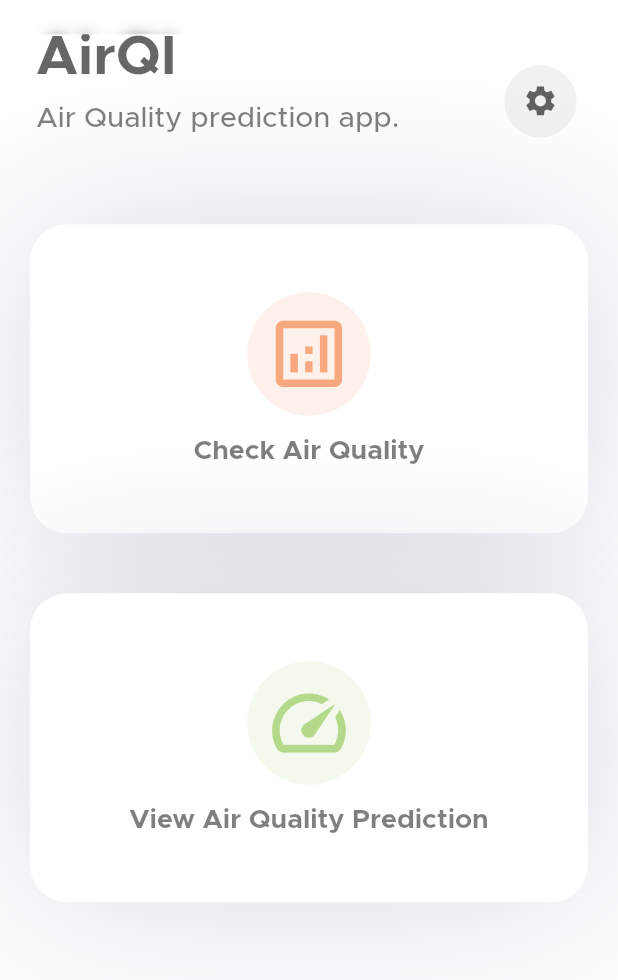
After one commit to Harsha-R-2020/AirQI, a Flutter app: the MyCustomUI screen opened directly, on a phone screen of 412 x 824 dp. The commit adds this screen. Shown: the top 980 px of the screen. Run offline on Flutter 3.47's test engine with Material 2 defaults, Android fonts, the light colour scheme and no system bars; our stand-ins replace geolocator, google_maps_flutter; missing offline and left inert: flutter_displaymode, kdgaugeview.

Commit message:
intial commit

```diff
--- /dev/null
+++ b/lib/screens/homeScreen.dart
@@ -0,0 +1,347 @@
+import 'package:flutter/material.dart';
+import 'package:flutter/services.dart';
+import 'dart:ui';
+
+import 'Mapscreen.dart';
+import 'aqiMeterScreen.dart';
+
+class MyCustomUI extends StatefulWidget {
+  @override
+  _MyCustomUIState createState() => _MyCustomUIState();
+}
+
+class _MyCustomUIState extends State<MyCustomUI>
+    with SingleTickerProviderStateMixin {
+  AnimationController _controller;
+  Animation<double> _animation;
+  Animation<double> _animation2;
+
+  @override
+  void initState() {
+    super.initState();
+
+    _controller = AnimationController(
+      vsync: this,
+      duration: Duration(seconds: 1),
+    );
+
+    _animation = Tween<double>(begin: 0, end: 1)
+        .animate(CurvedAnimation(parent: _controller, curve: Curves.easeOut))
+      ..addListener(() {
+        setState(() {});
+      });
+
+    _animation2 = Tween<double>(begin: -30, end: 0)
+        .animate(CurvedAnimation(parent: _controller, curve: Curves.easeOut));
+
+    _controller.forward();
+    _controller.forward();
+  }
+
+  @override
+  void dispose() {
+    _controller.dispose();
+    _controller.dispose();
+    super.dispose();
+  }
+
+  @override
+  Widget build(BuildContext context) {
+    double _w = MediaQuery.of(context).size.width;
+    SystemChrome.setSystemUIOverlayStyle(
+        SystemUiOverlayStyle(
+          statusBarColor: Colors.white, // <-- SEE HERE
+          statusBarIconBrightness: Brightness.dark, //<-- For Android SEE HERE (dark icons)
+          statusBarBrightness: Brightness.light, //<-- For iOS SEE HERE (dark icons)
+        )
+    );
+
+    return Scaffold(
+      backgroundColor: Colors.white,
+      body: Stack(
+        children: [
+          /// ListView
+          ListView(
+            physics:
+            BouncingScrollPhysics(parent: AlwaysScrollableScrollPhysics()),
+            children: [
+              Padding(
+                padding: EdgeInsets.fromLTRB(_w / 17, _w / 20, 0, _w / 10),
+                child: Column(
+                  crossAxisAlignment: CrossAxisAlignment.start,
+                  children: [
+                    Text(
+                      'AirQI',
+                      style: TextStyle(
+                        fontSize: 37,
+                        color: Colors.black.withOpacity(.6),
+                        fontWeight: FontWeight.w700,
+                      ),
+                    ),
+                    SizedBox(height: _w / 35),
+                    Text(
+                      'Air Quality prediction app.',
+                      style: TextStyle(
+                        fontSize: 19,
+                        color: Colors.black.withOpacity(.5),
+                        fontWeight: FontWeight.w500,
+                      ),
+                      textAlign: TextAlign.start,
+                    ),
+                  ],
+                ),
+              ),
+              homePageCard(
+                Color(0xfff37736),
+                Icons.analytics_outlined,
+                'Check Air Quality',
+                context,
+                MapScreen(),
+              ),
+              homePageCard(
+                Colors.lightGreen,
+                Icons.speed_outlined,
+                'View Air Quality Prediction',
+                context,
+                AQIMeter(title: 'Air Quality Index'),
+              ),
+              // homePageCardsGroup(
+              //     Colors.lightGreen,
+              //     Icons.gamepad_outlined,
+              //     'Example example',
+              //     context,
+              //     RouteWhereYouGo(),
+              //     Color(0xffffa700),
+              //     Icons.article,
+              //     'Example example',
+              //     RouteWhereYouGo()),
+              // homePageCardsGroup(
+              //     Color(0xff63ace5),
+              //     Icons.ad_units_outlined,
+              //     'Example example example',
+              //     context,
+              //     RouteWhereYouGo(),
+              //     Color(0xfff37736),
+              //     Icons.article_sharp,
+              //     'Example example',
+              //     RouteWhereYouGo()),
+              // homePageCardsGroup(
+              //     Color(0xffFF6D6D),
+              //     Icons.android,
+              //     'Example example',
+              //     context,
+              //     RouteWhereYouGo(),
+              //     Colors.lightGreen,
+              //     Icons.text_format,
+              //     'Example',
+              //     RouteWhereYouGo()),
+              // homePageCardsGroup(
+              //     Color(0xffffa700),
+              //     Icons.text_fields,
+              //     'Example',
+              //     context,
+              //     RouteWhereYouGo(),
+              //     Color(0xff63ace5),
+              //     Icons.calendar_today_sharp,
+              //     'Example example',
+              //     RouteWhereYouGo()),
+              SizedBox(height: _w / 20),
+            ],
+          ),
+
+          /// SETTING ICON
+          Padding(
+            padding: EdgeInsets.fromLTRB(0, _w / 9.5, _w / 15, 0),
+            child: Row(
+              mainAxisAlignment: MainAxisAlignment.end,
+              children: [
+                InkWell(
+                  highlightColor: Colors.transparent,
+                  splashColor: Colors.transparent,
+                  onTap: () {
+                    HapticFeedback.lightImpact();
+                    Navigator.push(
+                      context,
+                      MaterialPageRoute(
+                        builder: (context) {
+                          return RouteWhereYouGo();
+                        },
+                      ),
+                    );
+                  },
+                  child: ClipRRect(
+                    borderRadius: BorderRadius.all(Radius.circular(99)),
+                    child: BackdropFilter(
+                      filter: ImageFilter.blur(sigmaY: 5, sigmaX: 5),
+                      child: Container(
+                        height: _w / 8.5,
+                        width: _w / 8.5,
+                        decoration: BoxDecoration(
+                          color: Colors.black.withOpacity(.05),
+                          shape: BoxShape.circle,
+                        ),
+                        child: Center(
+                          child: Icon(
+                            Icons.settings,
+                            size: _w / 17,
+                            color: Colors.black.withOpacity(.6),
+                          ),
+                        ),
+                      ),
+                    ),
+                  ),
+                ),
+              ],
+            ),
+          ),
+
+          // Blur the Status bar
+          blurTheStatusBar(context),
+        ],
+      ),
+    );
+  }
+
+  Widget homePageCardsGroup(
+      Color color,
+      IconData icon,
+      String title,
+      BuildContext context,
+      Widget route,
+      Color color2,
+      IconData icon2,
+      String title2,
+      Widget route2) {
+    double _w = MediaQuery.of(context).size.width;
+    return Padding(
+      padding: EdgeInsets.only(bottom: _w / 17),
+      child: Row(
+        mainAxisAlignment: MainAxisAlignment.spaceEvenly,
+        children: [
+          homePageCard(color, icon, title, context, route),
+          homePageCard(color2, icon2, title2, context, route2),
+        ],
+      ),
+    );
+  }
+
+  Widget homePageCard(Color color, IconData icon, String title,
+      BuildContext context, Widget route) {
+    double _w = MediaQuery.of(context).size.width;
+    return Padding(
+      padding: const EdgeInsets.all(20.0),
+      child: Opacity(
+        opacity: _animation.value,
+        child: Transform.translate(
+          offset: Offset(0, _animation2.value),
+          child: InkWell(
+            highlightColor: Colors.transparent,
+            splashColor: Colors.transparent,
+            onTap: () {
+              HapticFeedback.lightImpact();
+              Navigator.push(
+                context,
+                MaterialPageRoute(
+                  builder: (context) {
+                    return route;
+                  },
+                ),
+              );
+            },
+            child: Container(
+              padding: EdgeInsets.all(15),
+              height: _w / 2,
+              width: _w / 2.4,
+              decoration: BoxDecoration(
+                color: Colors.white,
+                boxShadow: [
+                  BoxShadow(
+                    color: Color(0xff040039).withOpacity(.15),
+                    blurRadius: 99,
+                  ),
+                ],
+                borderRadius: BorderRadius.all(
+                  Radius.circular(25),
+                ),
+              ),
+              child: Column(
+                mainAxisAlignment: MainAxisAlignment.spaceEvenly,
+                children: [
+                  SizedBox(),
+                  Container(
+                    height: _w / 5,
+                    width: _w / 5,
+                    decoration: BoxDecoration(
+                      color: color.withOpacity(.1),
+                      shape: BoxShape.circle,
+                    ),
+                    child: Icon(
+                      icon,
+                      size: _w/7,
+                      color: color.withOpacity(.6),
+                    ),
+                  ),
+                  Text(
+                    title,
+                    maxLines: 4,
+                    softWrap: true,
+                    overflow: TextOverflow.ellipsis,
+                    style: TextStyle(
+                      fontSize: 18,
+                      color: Colors.black.withOpacity(.5),
+                      fontWeight: FontWeight.w700,
+                    ),
+                    textAlign: TextAlign.center,
+                  ),
+                  SizedBox(),
+                ],
+              ),
+            ),
+          ),
+        ),
+      ),
+    );
+  }
+
+  Widget blurTheStatusBar(BuildContext context) {
+    double _w = MediaQuery.of(context).size.width;
+    return ClipRRect(
+      child: BackdropFilter(
+        filter: ImageFilter.blur(sigmaY: 5, sigmaX: 5),
+        child: Container(
+          height: _w / 18,
+          color: Colors.transparent,
+        ),
+      ),
+    );
+  }
+}
+
+class RouteWhereYouGo extends StatelessWidget {
+  @override
+  Widget build(BuildContext context) {
+    return Scaffold(
+      appBar: AppBar(
+        brightness: Brightness.light,
+        backgroundColor: Colors.white,
+        elevation: 50,
+        centerTitle: true,
+        shadowColor: Colors.black.withOpacity(.5),
+        title: Text(
+          'EXAMPLE  PAGE',
+          style: TextStyle(
+              color: Colors.black.withOpacity(.7),
+              fontWeight: FontWeight.w600,
+              letterSpacing: 1),
+        ),
+        leading: IconButton(
+          icon: Icon(
+            Icons.arrow_back,
+            color: Colors.black.withOpacity(.8),
+          ),
+          onPressed: () => Navigator.maybePop(context),
+        ),
+      ),
+    );
+  }
+}
--- a/lib/screens/spashScreen.dart
+++ b/lib/screens/spashScreen.dart
@@ -55,6 +55,8 @@ import '../const/colors.dart';
 import 'dart:async';
 import 'package:animations/animations.dart';
 import 'package:flutter/material.dart';
+
+import 'homeScreen.dart';
 
 
 class MyCustomWidget extends StatefulWidget {
@@ -139,7 +141,7 @@ class _SecondClassState extends State<SecondClass>
           HapticFeedback.mediumImpact();
           Navigator.of(context).pushReplacement(
             ThisIsFadeRoute(
-              route: ThirdPage(),
+              route: MyCustomUI(),
             ),
           );
           Timer(
--- a/pubspec.yaml
+++ b/pubspec.yaml
@@ -47,6 +47,7 @@ dependencies:
   avatar_glow: ^2.0.2
   syncfusion_flutter_gauges:
   flutter_displaymode: ^0.6.0
+  kdgaugeview: ^1.0.5
 dev_dependencies:
   flutter_test:
     sdk: flutter
```
Also changed, not shown: lib/screens/Mapscreen.dart (added, +126 -0 lines), lib/screens/aqiMeterScreen.dart (added, +60 -0 lines), pubspec.lock, 1 other file.
